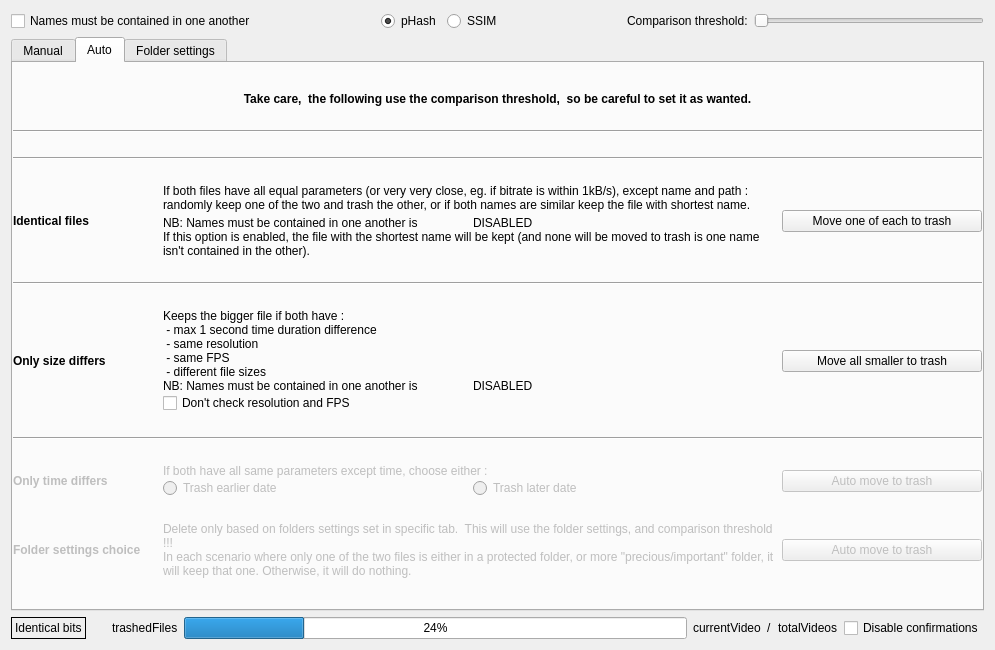
Old version of the form QtProject/app/comparison.ui in the repository theophanemayaud/video-simili-duplicate-cleaner.
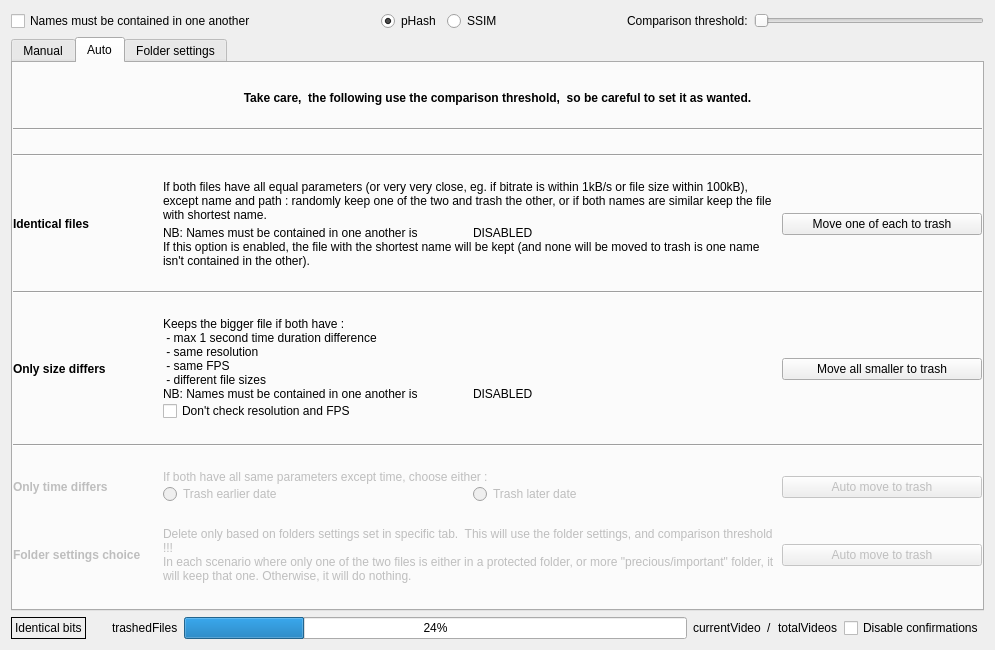
New version of the form. The open tabs and pages were chosen to show the change. Custom widgets are drawn as their Qt base class.

Commit message: fix(comparison): videos with very small size (100kB) difference are also considered in auto mode

Patch:
```diff
--- a/QtProject/app/comparison.ui
+++ b/QtProject/app/comparison.ui
@@ -1092,7 +1092,7 @@
              <item>
               <widget class="QLabel" name="label_4">
                <property name="text">
-                <string>If both files have all equal parameters (or very very close, eg. if bitrate is within 1kB/s), except name and path : randomly keep one of the two and trash the other, or if both names are similar keep the file with shortest name.</string>
+                <string>If both files have all equal parameters (or very very close, eg. if bitrate is within 1kB/s or file size within 100kB), except name and path : randomly keep one of the two and trash the other, or if both names are similar keep the file with shortest name.</string>
                </property>
                <property name="wordWrap">
                 <bool>true</bool>
```
The commit also changes 1 other file.
